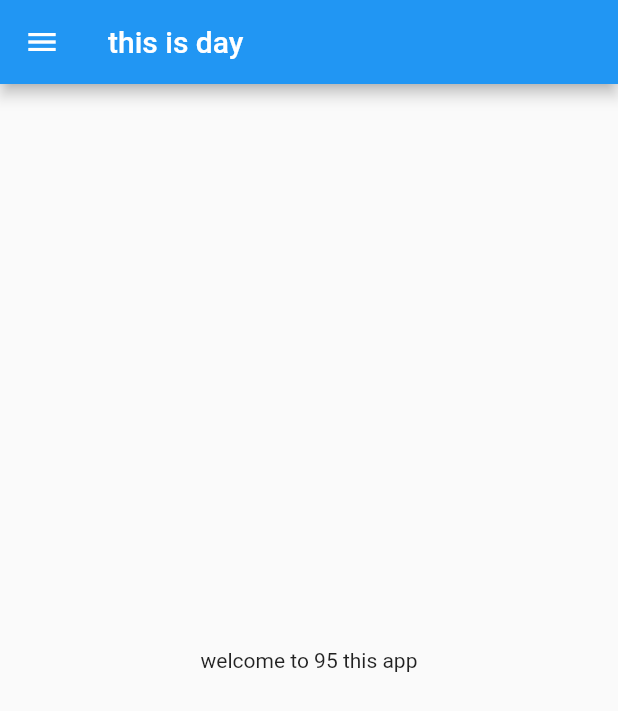
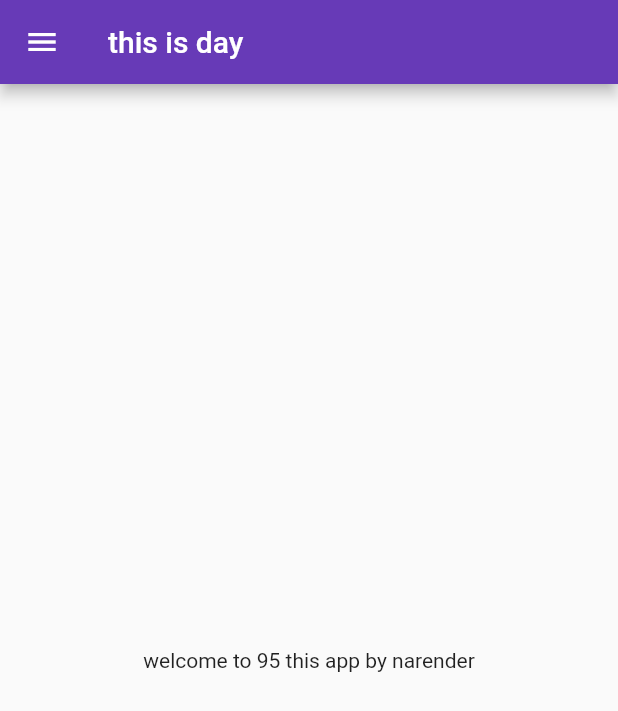
Before and after one commit to narenymca/learnFlutter, a Flutter app: the HomePage screen opened directly, on a phone screen of 412 x 824 dp. Shown: the top 711 px of the screen. Run offline on Flutter 3.47's test engine with Material 2 defaults, Android fonts, the phone set to English and light mode, and no system bars.

Commit message:
day3 completed

```diff
--- a/sample/lib/home_page.dart
+++ b/sample/lib/pages/home_page.dart
@@ -1,18 +1,22 @@
+// ignore_for_file: must_be_immutable
+
 import 'package:flutter/material.dart';
 
 class HomePage extends StatelessWidget {
   int days = 95;
+
+  HomePage({Key? key}) : super(key: key);
   @override
   Widget build(BuildContext context) {
     return Scaffold(
       appBar: AppBar(
+        // ignore: prefer_const_constructors
         title: Text("this is day"),
       ),
       body: Center(
-        child: Container(
-          child: Text("welcome to $days this app"),
-        ),
+        child: Text("welcome to $days this app by narender"),
       ),
+      // ignore: prefer_const_constructors
       drawer: Drawer(),
     );
   }
```
Also changed, not shown: sample/lib/main.dart (+20 -3 lines), sample/lib/pages/login_page.dart (added, +26 -0 lines), 1 other file.
